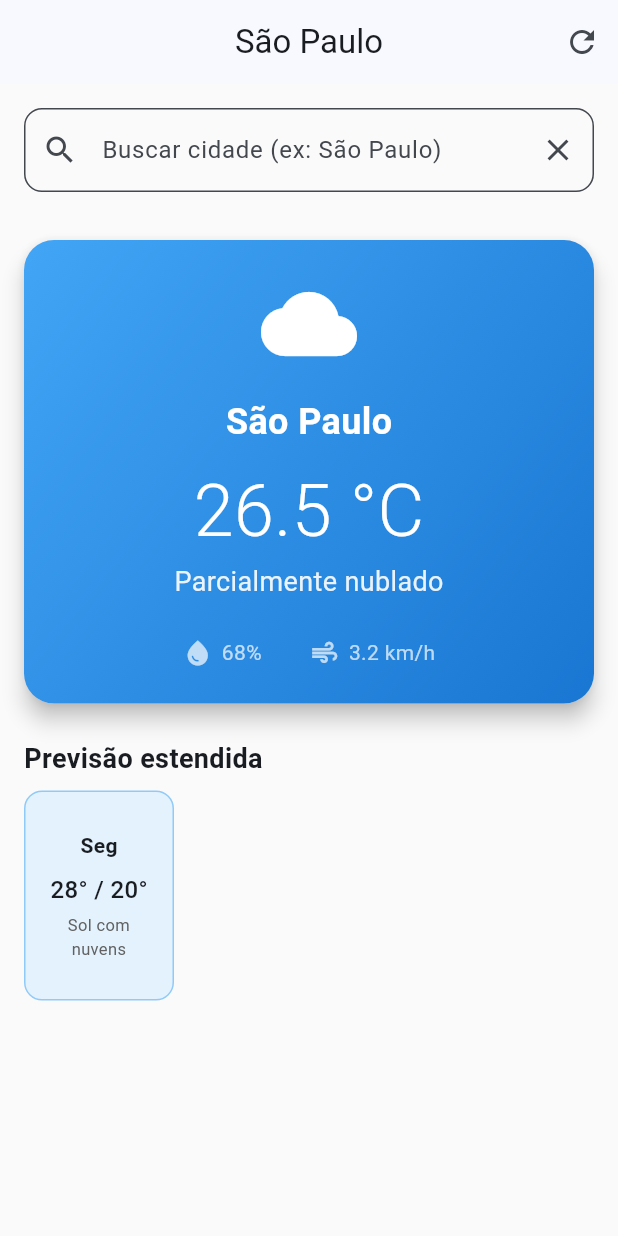
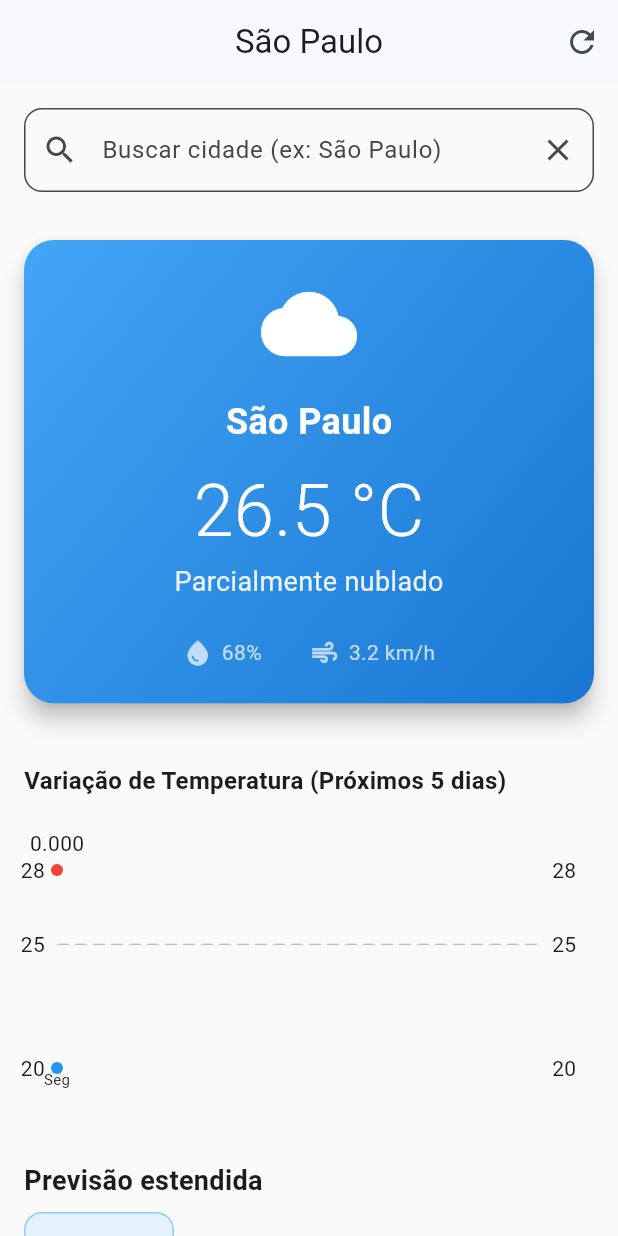
Before and after one commit to JulioLDS/app-meteorologico-flutter, a Flutter app: the screen it shows after launch, after a tap on the "refresh" icon, on a phone screen of 412 x 824 dp. Run offline on Flutter 3.47's test engine with Material 3 defaults, Android fonts, the phone set to English and light mode, and no system bars; drawn by our look-alikes of fl_chart; our stand-ins replace shared_preferences; network calls fail.

Commit message:
feat: add interactive temperature variation charts with fl_chart
- Created TemperatureChart widget for visualizing min/max trends
- Integrated LineChart with custom titles (weekdays) and colors
- Added area fill effect for better visual contrast
- Implemented logic to render chart only when forecast data exists
- Tested responsiveness in Flutter Web (Codespaces)

```diff
--- a/app_meteorologico/lib/screens/home_screen.dart
+++ b/app_meteorologico/lib/screens/home_screen.dart
@@ -4,6 +4,7 @@ import '../providers/weather_provider.dart';
 import '../widgets/weather_card.dart';
 import '../widgets/forecast_list.dart';
 import '../widgets/search_bar.dart';
+import '../widgets/temperature_chart.dart';
 
 class HomeScreen extends StatefulWidget {
   const HomeScreen({super.key});
@@ -64,6 +65,14 @@ class _HomeScreenState extends State<HomeScreen> {
                       child: Column(
                         children: [
                           WeatherCard(weather: provider.weather!),
+
+                          // 👇 Adicione estas linhas aqui:
+                          if (provider.weather!.forecast != null && provider.weather!.forecast!.isNotEmpty) ...[
+                            const SizedBox(height: 24),
+                            TemperatureChart(forecasts: provider.weather!.forecast!),
+                            const SizedBox(height: 24),
+                          ],
+
                           if (provider.weather!.forecast?.isNotEmpty == true) ...[
                             const Padding(
                               padding: EdgeInsets.symmetric(horizontal: 16, vertical: 8),
@@ -76,6 +85,7 @@ class _HomeScreenState extends State<HomeScreen> {
                               ),
                             ),
                             ForecastList(forecasts: provider.weather!.forecast!),
+                            const SizedBox(height: 24),
                           ],
                         ],
                       ),
--- /dev/null
+++ b/app_meteorologico/lib/widgets/temperature_chart.dart
@@ -0,0 +1,114 @@
+import 'package:flutter/material.dart';
+import 'package:fl_chart/fl_chart.dart';
+import '../models/weather_model.dart';
+
+class TemperatureChart extends StatelessWidget {
+  final List<Forecast> forecasts;
+
+  const TemperatureChart({super.key, required this.forecasts});
+
+  @override
+  Widget build(BuildContext context) {
+    // Se não houver previsão, não mostra nada
+    if (forecasts.isEmpty) return const SizedBox.shrink();
+
+    return Column(
+      crossAxisAlignment: CrossAxisAlignment.start,
+      children: [
+        const Padding(
+          padding: EdgeInsets.symmetric(horizontal: 16),
+          child: Text(
+            'Variação de Temperatura (Próximos 5 dias)',
+            style: TextStyle(fontSize: 16, fontWeight: FontWeight.bold),
+          ),
+        ),
+        const SizedBox(height: 10),
+        SizedBox(
+          height: 200,
+          child: Padding(
+            padding: const EdgeInsets.all(8),
+            child: LineChart(
+              LineChartData(
+                gridData: FlGridData(show: true),
+                titlesData: FlTitlesData(
+                  leftTitles: AxisTitles(
+                    sideTitles: SideTitles(showTitles: true, reservedSize: 30),
+                  ),
+                  bottomTitles: AxisTitles(
+                    sideTitles: SideTitles(
+                      showTitles: true,
+                      getTitlesWidget: (value, meta) {
+                        final index = value.toInt();
+                        if (index >= 0 && index < forecasts.length) {
+                          return Text(
+                            forecasts[index].weekday?.substring(0, 3) ?? '',
+                            style: const TextStyle(fontSize: 10),
+                          );
+                        }
+                        return const Text('');
+                      },
+                    ),
+                  ),
+                ),
+                borderData: FlBorderData(show: false),
+                minX: 0,
+                maxX: (forecasts.length - 1).toDouble(),
+                // Garante que minY e maxY não sejam nulos
+                minY: _getMinTemperature(),
+                maxY: _getMaxTemperature(),
+                lineBarsData: [
+                  // ✅ Correção: Passa uma função que lida com nulls
+                  _createLineData(forecasts, (f) => f.max?.toDouble(), Colors.red),
+                  _createLineData(forecasts, (f) => f.min?.toDouble(), Colors.blue),
+                ],
+              ),
+            ),
+          ),
+        ),
+      ],
+    );
+  }
+
+  // ✅ Correção: O tipo de retorno agora aceita 'double?' (nulo)
+  LineChartBarData _createLineData(
+    List<Forecast> forecasts,
+    double? Function(Forecast) valueGetter,
+    Color color,
+  ) {
+    final spots = List<FlSpot>.generate(
+      forecasts.length,
+      (index) {
+        // Se o valor for null, usamos 0.0 para evitar crash
+        final val = valueGetter(forecasts[index]) ?? 0.0;
+        return FlSpot(index.toDouble(), val);
+      },
+    );
+
+    return LineChartBarData(
+      spots: spots,
+      isCurved: true,
+      color: color,
+      barWidth: 3,
+      isStrokeCapRound: true,
+      dotData: FlDotData(show: true),
+      belowBarData: BarAreaData(
+        show: true,
+        color: color.withOpacity(0.1),
+      ),
+    );
+  }
+
+  double _getMinTemperature() {
+    // Filtra valores nulos antes de calcular o mínimo
+    final values = forecasts.map((e) => e.min).whereType<int>();
+    if (values.isEmpty) return 0;
+    return values.reduce((a, b) => a < b ? a : b).toDouble();
+  }
+
+  double _getMaxTemperature() {
+    // Filtra valores nulos antes de calcular o máximo
+    final values = forecasts.map((e) => e.max).whereType<int>();
+    if (values.isEmpty) return 0;
+    return values.reduce((a, b) => a > b ? a : b).toDouble();
+  }
+}
```
Lines whose indentation alone changed are shown as unchanged.
